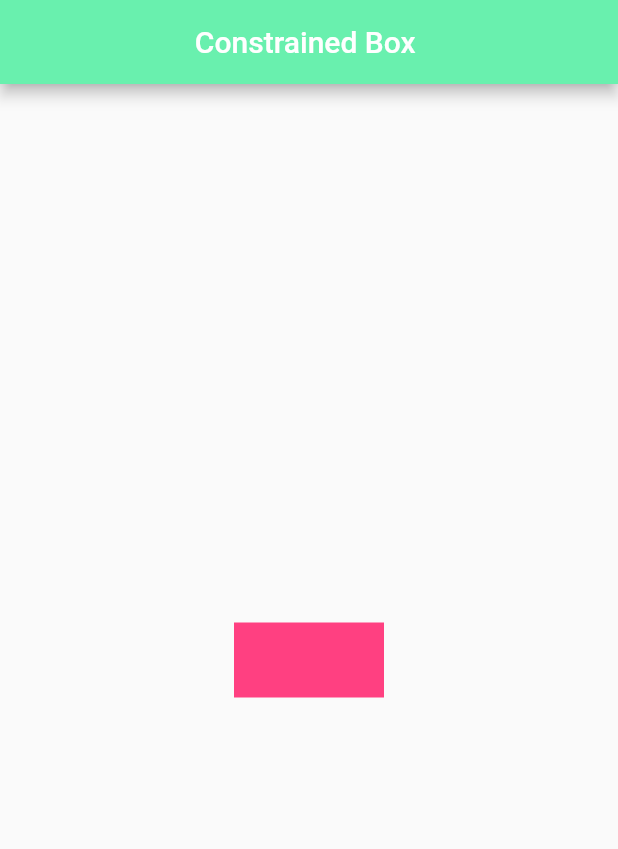
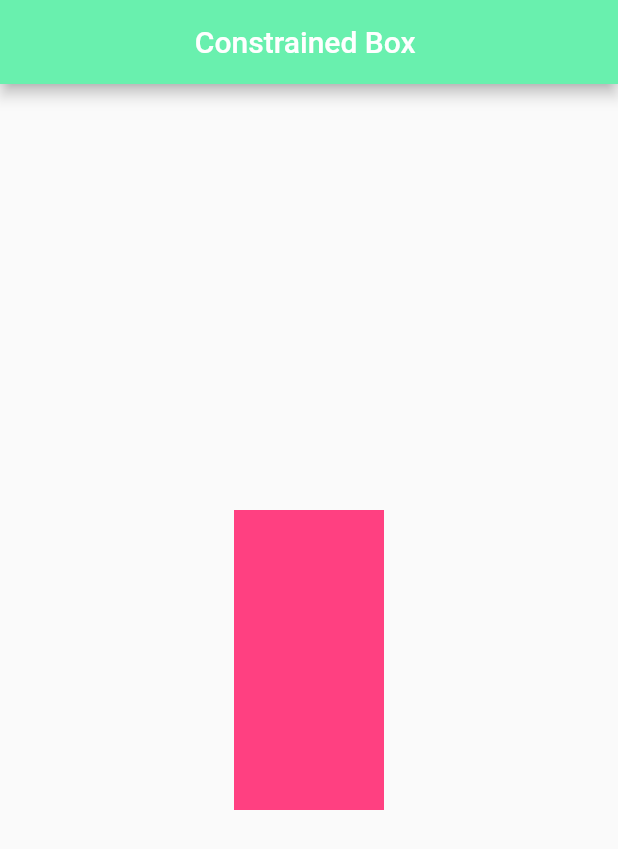
Before and after one commit to Er-Jrsingh/fluty_learn, a Flutter app: the screen it shows after launch, on a phone screen of 412 x 824 dp. Shown: the top 849 px of the screen. Run offline on Flutter 3.47's test engine with Material 2 defaults, Android fonts, the phone set to English and light mode, and no system bars; Roboto replaces fonts that are missing (cursive).

Commit message:
Fixed Both Height & Width Size Using tight()

```diff
--- a/lib/main.dart
+++ b/lib/main.dart
@@ -27,9 +27,9 @@ class MyApp extends StatelessWidget {
       ),
       body: Center(
         child: ConstrainedBox(
-          constraints: BoxConstraints.loose(Size(100,50)),
+          constraints: BoxConstraints.tight(Size(100,200)),
           child: Container(
-            width: 600,
+            width: 10,
             height: 600,
             color: Colors.pinkAccent,
           ),
```
